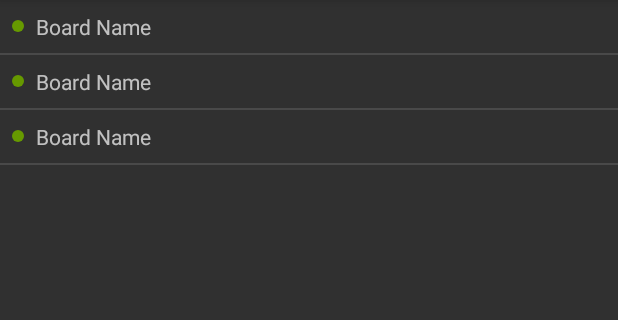
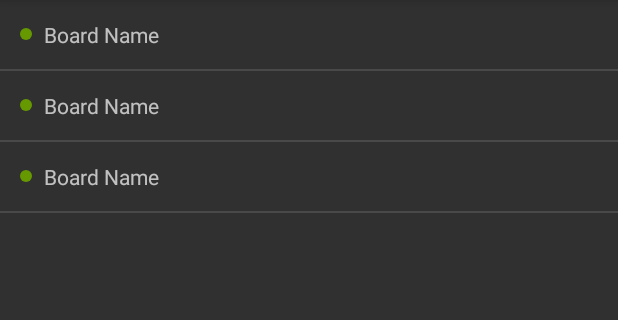
Before and after one commit to TakefiveInteractive/Ledger-Android, an Android app: the layout test_list.xml on its own in the app's theme, with its tools: preview values and no code run, on a phone screen of 412 x 824 dp, the part 84-404 px from its top. Run offline under Robolectric (Android 15) with nearby library versions, the phone set to English and light mode, and no system bars.

```diff
--- a/app/src/main/res/layout/item_board_list.xml
+++ b/app/src/main/res/layout/item_board_list.xml
@@ -2,7 +2,7 @@
 <LinearLayout xmlns:android="http://schemas.android.com/apk/res/android"
     android:orientation="horizontal" android:layout_width="match_parent"
     android:layout_height="wrap_content"
-    android:padding="@dimen/general_padding">
+    android:padding="@dimen/noticable_padding">
 
     <com.takefive.ledger.ui.DotMark
         android:id="@+id/dotMark"
```
